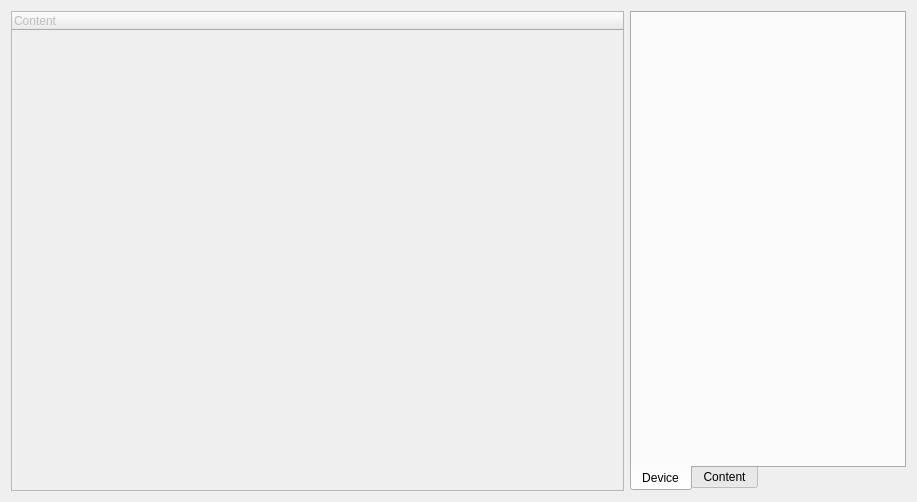
The window that Velocity/devicecontentviewer.ui (hetelek/Velocity) describes before a commit, drawn with Qt 5.
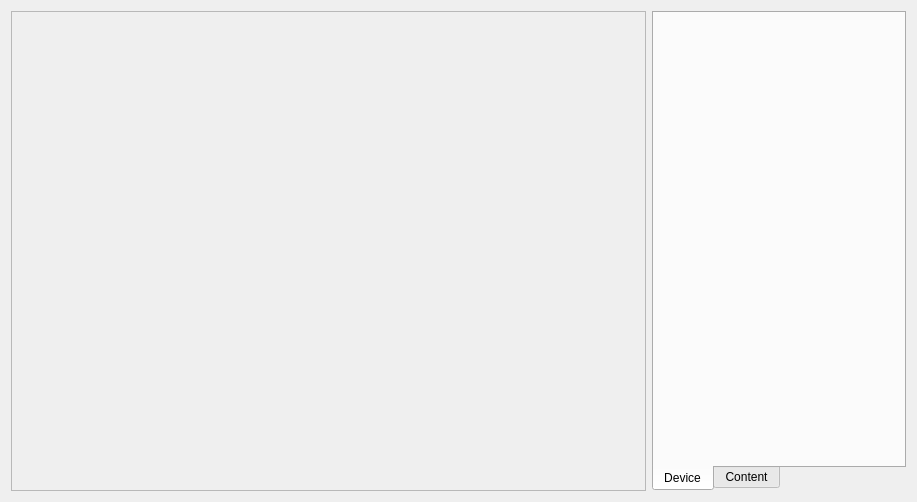
The same window after the commit. Icons and pictures are not drawn. Custom widgets are drawn as their Qt base class.

Commit message: Add column with file size

```diff
--- a/Velocity/devicecontentviewer.ui
+++ b/Velocity/devicecontentviewer.ui
@@ -25,7 +25,7 @@
   </property>
   <layout class="QHBoxLayout" name="horizontalLayout_2">
    <item>
-    <layout class="QHBoxLayout" name="horizontalLayout" stretch="5,0">
+    <layout class="QHBoxLayout" name="horizontalLayout" stretch="5,2">
      <item>
       <widget class="DragDropTreeWidget" name="treeWidget">
        <property name="enabled">
@@ -49,11 +49,22 @@
        <property name="indentation">
         <number>30</number>
        </property>
+       <attribute name="headerVisible">
+        <bool>false</bool>
+       </attribute>
+       <attribute name="headerDefaultSectionSize">
+        <number>200</number>
+       </attribute>
        <column>
         <property name="text">
          <string>Content</string>
         </property>
        </column>
+       <column>
+        <property name="text">
+         <string>Size</string>
+        </property>
+       </column>
       </widget>
      </item>
      <item>
```
The commit also changes 1 other file.
